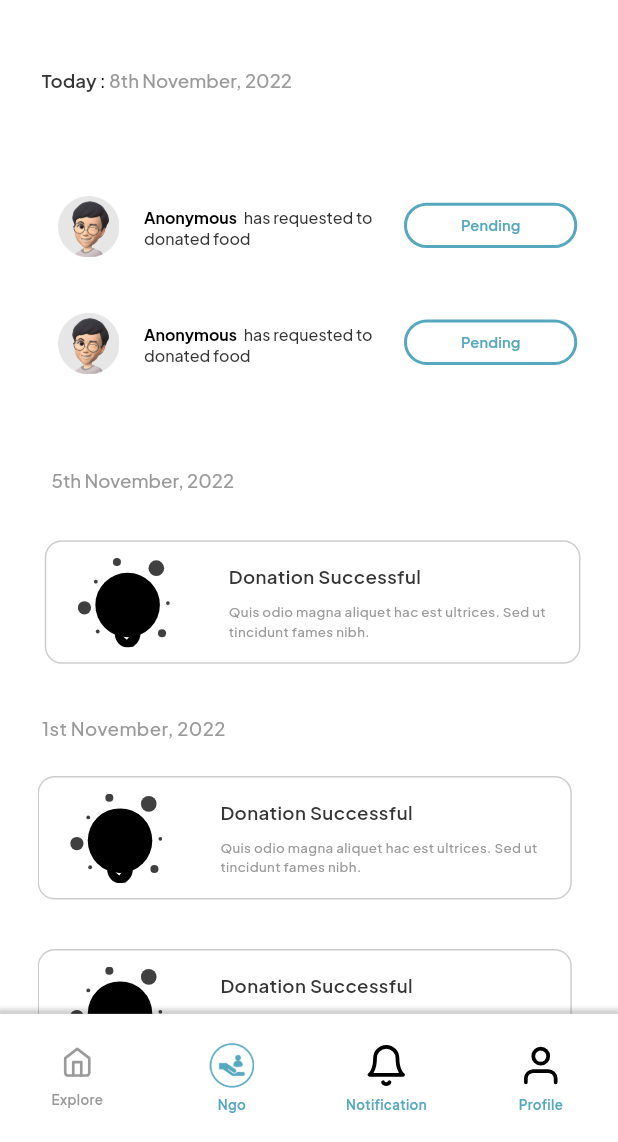
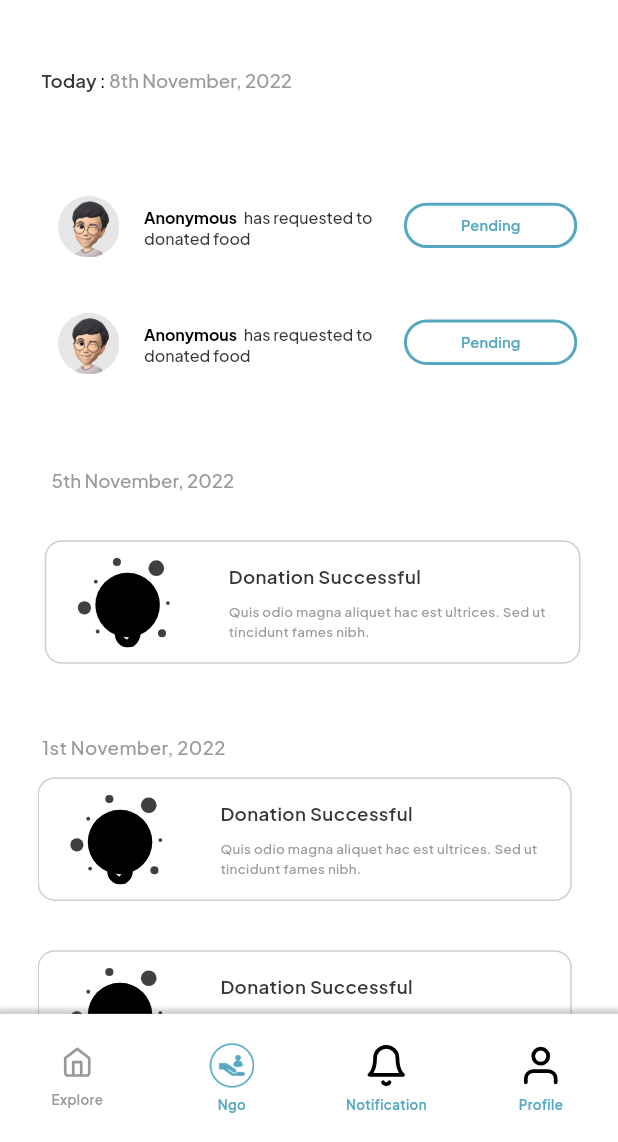
Before and after one commit to Deeksha-03/meal_connect_final, a Flutter app: the NgoOrderListPage screen opened directly, on a phone screen of 412 x 824 dp, the part 94-1236 px from its top. Run offline on Flutter 3.47's test engine with Material 3 defaults, Android fonts, the phone set to English and light mode, and no system bars; our stand-ins replace cached_network_image, carousel_slider, dotted_border, flutter_svg, pin_code_fields, readmore and 1 more.

Commit message:
height-fixed

```diff
--- a/lib/main.dart
+++ b/lib/main.dart
@@ -24,7 +24,7 @@ class MyApp extends StatelessWidget {
           theme: theme,
           title: 'meal_connect',
           debugShowCheckedModeBanner: false,
-          initialRoute: AppRoutes.startPageOneScreen,//change here startPageOneScreen
+          initialRoute: AppRoutes.startPageOneScreen,//change here startPageOneScreen //ngoOrderListContainerScreen
           routes: AppRoutes.routes,
         );
       },
--- a/lib/presentation/ngo_order_list_page/ngo_order_list_page.dart
+++ b/lib/presentation/ngo_order_list_page/ngo_order_list_page.dart
@@ -25,7 +25,7 @@ class NgoOrderListPage extends StatelessWidget {
         body: SizedBox(
           width: SizeUtils.width,
           child: SingleChildScrollView(
-            padding: EdgeInsets.only(top: 28.v),
+            padding: EdgeInsets.only(top: 28.v,bottom: 28.v),
             child: Column(
               children: [
                 Align(
@@ -57,7 +57,7 @@ class NgoOrderListPage extends StatelessWidget {
                 _buildDonationList(context),
                 SizedBox(height: 70.v),
                 _buildDateColumn(context),
-                SizedBox(height: 38.v),
+                SizedBox(height: 39.v),
                 _buildMainStack(context),
               ],
             ),
@@ -157,8 +157,14 @@ class NgoOrderListPage extends StatelessWidget {
 
   /// Section Widget
   Widget _buildMainStack(BuildContext context) {
+    int numberOfDonations = 4; // Replace this with the actual count of your DonationsuccessItemWidget
+
+    // Calculate the total height needed for the DonationsuccessItemWidget
+    double totalItemHeight = numberOfDonations * 50.0;
+
     return SizedBox(
-      height: 368.v,
+      // height:totalItemHeight + 200.v,
+      height:400.v,// height: 368.v, //change height here to fix the donation successful list
       width: double.maxFinite,
       child: Stack(
         alignment: Alignment.bottomLeft,
@@ -298,7 +304,7 @@ class NgoOrderListPage extends StatelessWidget {
                     height: 37.v,
                   );
                 },
-                itemCount: 4,
+                itemCount: 4,  // this count determines the number of successful donation list
                 itemBuilder: (context, index) {
                   return DonationsuccessItemWidget();
                 },
```
